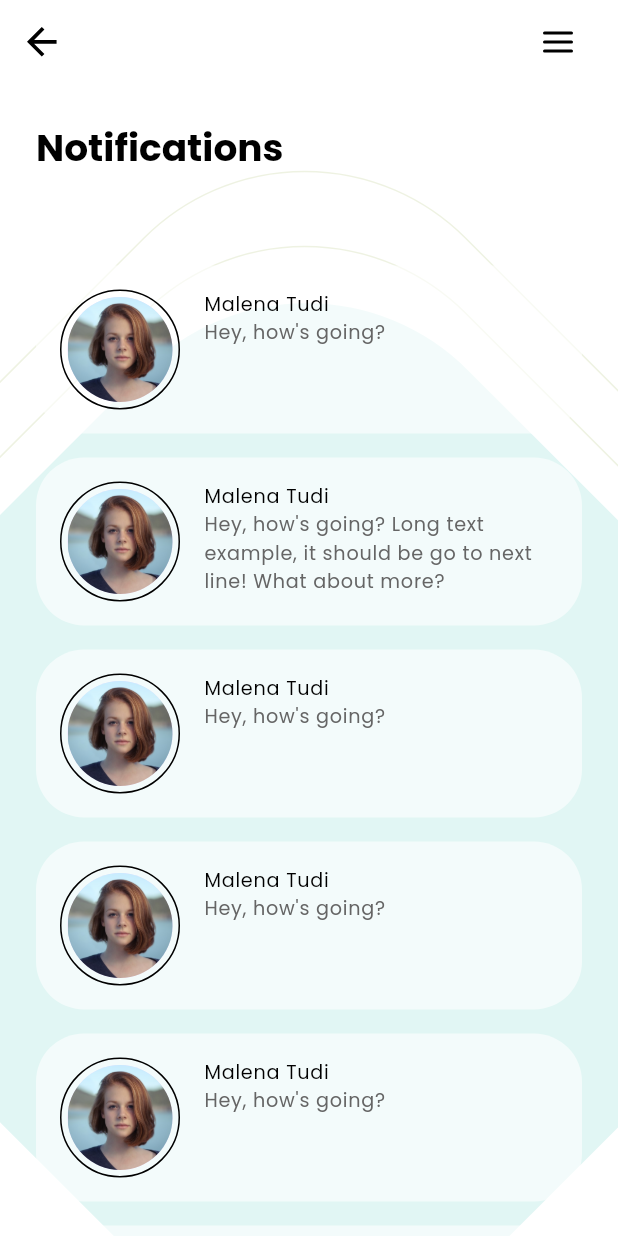
After one commit to futoizdafuto/social-media-whichapp, a Flutter app: the NotificationScreen screen opened directly, on a phone screen of 412 x 824 dp. The commit adds this screen. Run offline on Flutter 3.47's test engine with Material 3 defaults, Android fonts, the phone set to English and light mode, and no system bars; our stand-ins replace flutter_svg, google_fonts.

Commit message:
demo friend page

```diff
--- a/lib/config/colors.dart
+++ b/lib/config/colors.dart
@@ -20,3 +20,5 @@ const k3AccentLines = Color(0xFFEEF2E2);
 const kCaption = Color(0xFF656565);
 
 const kSelectedTabColor = Color(0xFF7DB9B3);
+
+const kHeartRed = Color(0xFFDF5C4E);
--- /dev/null
+++ b/lib/screens/notification/notification_screen.dart
@@ -0,0 +1,120 @@
+import 'package:flutter/material.dart';
+import 'package:flutter_svg/svg.dart';
+import 'package:socially_app_flutter_ui/config/colors.dart';
+import 'package:socially_app_flutter_ui/screens/notification/widgets/notification_background.dart';
+import 'package:socially_app_flutter_ui/screens/notification/widgets/notification_item.dart';
+import 'package:socially_app_flutter_ui/screens/nav/nav.dart';
+
+class NotificationScreen extends StatelessWidget {
+  const NotificationScreen({Key? key}) : super(key: key);
+
+  @override
+  Widget build(BuildContext context) {
+    return NotificationBackground(
+      child: Scaffold(
+        backgroundColor: Colors.transparent,
+        appBar: AppBar(
+          leading: IconButton(
+            onPressed: () => Navigator.push(
+              context,
+              MaterialPageRoute(builder: (context) => const Nav()),
+            ),
+            icon: SvgPicture.asset('assets/icons/button_back.svg'),
+          ),
+          actions: [
+            Padding(
+              padding: const EdgeInsets.only(right: 16.0),
+              child: IconButton(
+                onPressed: () {},
+                icon: SvgPicture.asset('assets/icons/menu.svg'),
+              ),
+            ),
+          ],
+        ),
+        body: SingleChildScrollView(
+          child: Padding(
+            padding: const EdgeInsets.all(24.0),
+            child: Column(
+              crossAxisAlignment: CrossAxisAlignment.start,
+              children: [
+                Text(
+                  'Notifications',
+                  style: Theme.of(context)
+                      .textTheme
+                      .displaySmall!
+                      .copyWith(fontWeight: FontWeight.w700),
+                ),
+                const SizedBox(height: 30.0),
+                Container(
+                  padding: const EdgeInsets.symmetric(horizontal: 16.0),
+                  decoration: BoxDecoration(
+                    borderRadius: BorderRadius.circular(15.0),
+                    boxShadow: [
+                      BoxShadow(
+                        offset: const Offset(0, 4),
+                        blurRadius: 25.0,
+                        color: kBlack.withOpacity(0.10),
+                      )
+                    ],
+                  ),
+                  // child: TextField(
+                  //   decoration: InputDecoration(
+                  //     filled: true,
+                  //     fillColor: kWhite,
+                  //     isDense: true,
+                  //     border: OutlineInputBorder(
+                  //       borderRadius: BorderRadius.circular(15.0),
+                  //       borderSide: const BorderSide(
+                  //         width: 0.0,
+                  //         style: BorderStyle.none,
+                  //       ),
+                  //     ),
+                      // prefixIcon: Image.asset('assets/images/search.png'),
+                      // hintText: 'Search for contacts',
+                      // hintStyle: Theme.of(context)
+                      //     .textTheme
+                      //     .labelSmall!
+                      //     .copyWith(color: k1LightGray),
+                  //   ),
+                  // ),
+                ),
+                const SizedBox(height: 30.0),
+                ListView(
+                  physics: const NeverScrollableScrollPhysics(),
+                  shrinkWrap: true,
+                  children: const [
+                    NotificationItem(
+                      name: 'Malena Tudi',
+                      notification: 'Hey, how\'s going?',
+                    ),
+                    NotificationItem(
+                      name: 'Malena Tudi',
+                      notification:
+                          'Hey, how\'s going? Long text example, it should be go to next line! What about more?',
+                    ),
+                    NotificationItem(
+                      name: 'Malena Tudi',
+                      notification: 'Hey, how\'s going?',
+                    ),
+                    NotificationItem(
+                      name: 'Malena Tudi',
+                      notification: 'Hey, how\'s going?',
+                    ),
+                    NotificationItem(
+                      name: 'Malena Tudi',
+                      notification: 'Hey, how\'s going?',
+                    ),
+                    NotificationItem(
+                      name: 'Malena Tudi',
+                      notification: 'Hey, how\'s going?',
+                    ),
+                  ],
+                ),
+              ],
+            ),
+          ),
+        ),
+      ),
+    );
+  }
+}
--- /dev/null
+++ b/lib/screens/notification/widgets/notification_background.dart
@@ -0,0 +1,63 @@
+import 'package:flutter/material.dart';
+import 'package:socially_app_flutter_ui/config/colors.dart';
+import 'dart:math' as math;
+
+class NotificationBackground extends StatelessWidget {
+  const NotificationBackground({Key? key, required this.child}) : super(key: key);
+
+  final Widget child;
+
+  @override
+  Widget build(BuildContext context) {
+    return Scaffold(
+      body: Stack(
+        alignment: Alignment.center,
+        children: [
+          Positioned(
+            top: 150.0,
+            child: Transform.rotate(
+              angle: math.pi / 4,
+              child: Container(
+                height: 465,
+                width: 473,
+                decoration: BoxDecoration(
+                  border: Border.all(width: 1.0, color: k3AccentLines),
+                  borderRadius: BorderRadius.circular(152.0),
+                ),
+              ),
+            ),
+          ),
+          Positioned(
+            top: 200.0,
+            child: Transform.rotate(
+              angle: math.pi / 4,
+              child: Container(
+                height: 465,
+                width: 473,
+                decoration: BoxDecoration(
+                  border: Border.all(width: 1.0, color: k3AccentLines),
+                  borderRadius: BorderRadius.circular(152.0),
+                ),
+              ),
+            ),
+          ),
+          Positioned(
+            top: 260,
+            child: Transform.rotate(
+              angle: math.pi / 4,
+              child: Container(
+                height: 575,
+                width: 580,
+                decoration: BoxDecoration(
+                  color: k2MainThemeColor,
+                  borderRadius: BorderRadius.circular(152.0),
+                ),
+              ),
+            ),
+          ),
+          child,
+        ],
+      ),
+    );
+  }
+}
--- /dev/null
+++ b/lib/screens/notification/widgets/notification_item.dart
@@ -0,0 +1,61 @@
+import 'package:flutter/material.dart';
+import 'package:socially_app_flutter_ui/config/colors.dart';
+import 'package:socially_app_flutter_ui/screens/widgets/profile_image.dart';
+
+class NotificationItem extends StatelessWidget {
+  const NotificationItem({
+    Key? key,
+    required this.name,
+    required this.notification,
+  }) : super(key: key);
+
+  final String name;
+  final String notification;
+
+  @override
+  Widget build(BuildContext context) {
+    return GestureDetector(
+      // onTap: () => Navigator.push(
+      //   context,
+      //   MaterialPageRoute(
+      //     builder: (context) => MessageDetailScreen(),
+      //   ),
+      // ),
+      child: Container(
+        padding: const EdgeInsets.all(16.0),
+        margin: const EdgeInsets.only(bottom: 16.0),
+        decoration: BoxDecoration(
+          color: kWhite.withOpacity(0.60),
+          borderRadius: BorderRadius.circular(32.0),
+        ),
+        child: Row(
+          crossAxisAlignment: CrossAxisAlignment.start,
+          children: [
+            const ProfileImage(radius: 35.0),
+            const SizedBox(width: 16.0),
+            Expanded(
+              child: Column(
+                crossAxisAlignment: CrossAxisAlignment.start,
+                children: [
+                  Text(
+                    name,
+                    style: Theme.of(context)
+                        .textTheme
+                        .labelSmall!
+                        .copyWith(color: kBlack),
+                  ),
+                  Text(
+                    notification,
+                    style: Theme.of(context).textTheme.labelSmall,
+                    maxLines: 3,
+                    overflow: TextOverflow.ellipsis,
+                  ),
+                ],
+              ),
+            ),
+          ],
+        ),
+      ),
+    );
+  }
+}
--- a/pubspec.yaml
+++ b/pubspec.yaml
@@ -50,6 +50,7 @@ dev_dependencies:
   # rules and activating additional ones.
   flutter_lints: ^2.0.0
 
+
 # For information on the generic Dart part of this file, see the
 # following page: https://dart.dev/tools/pub/pubspec
 
```
Also changed, not shown: lib/screens/post_widget/reaction_widget.dart (added, +74 -0 lines), lib/screens/profile/follower_list_screen.dart (+80 -8 lines), lib/screens/profile/profile_screen.dart (+65 -5 lines), assets/icons/favorite_heart.svg (added), lib/screens/login/login_page.dart (added), 2 other files.
